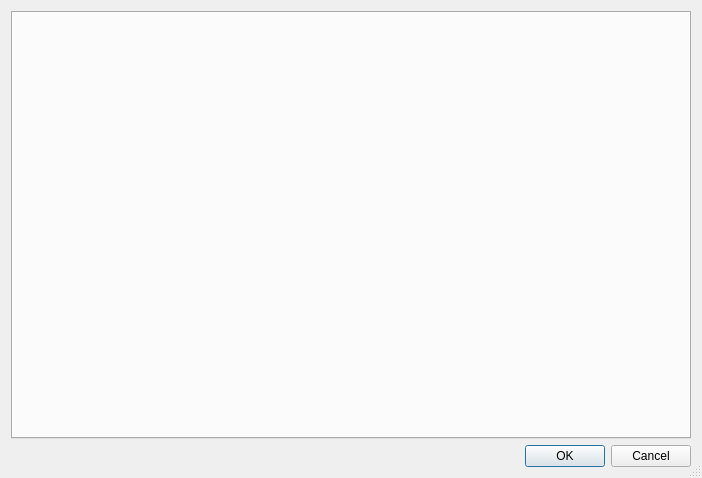
Qt form ui/Config.ui (BatchDrake/SigDigger) before a commit.
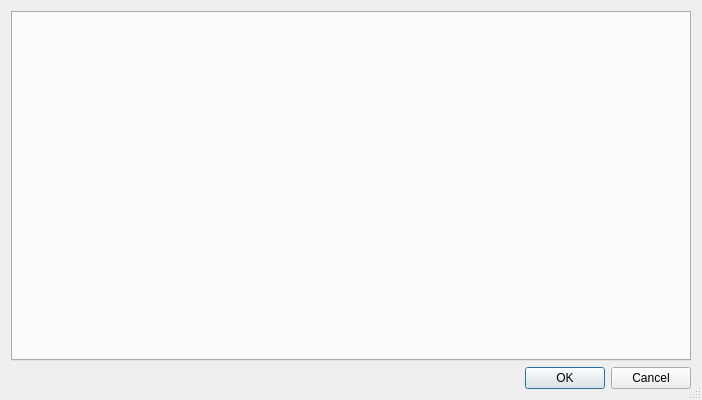
The same form after that commit.

```diff
--- a/ui/Config.ui
+++ b/ui/Config.ui
@@ -7,7 +7,7 @@
     <x>0</x>
     <y>0</y>
     <width>702</width>
-    <height>478</height>
+    <height>400</height>
    </rect>
   </property>
   <property name="sizePolicy">
```
